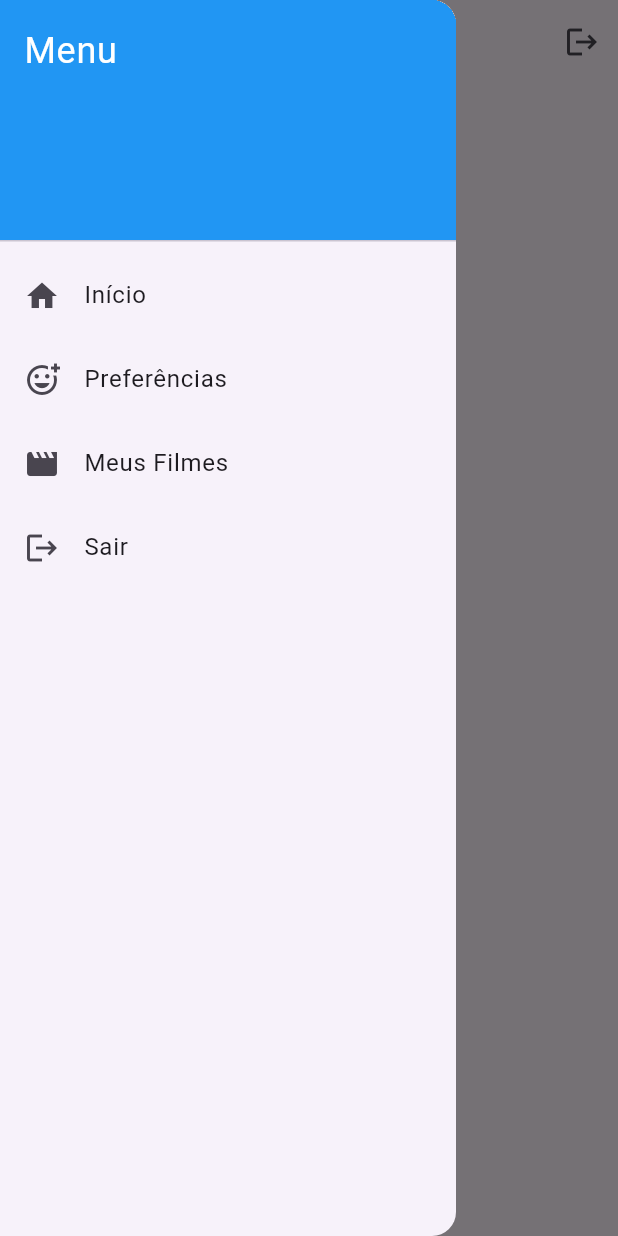
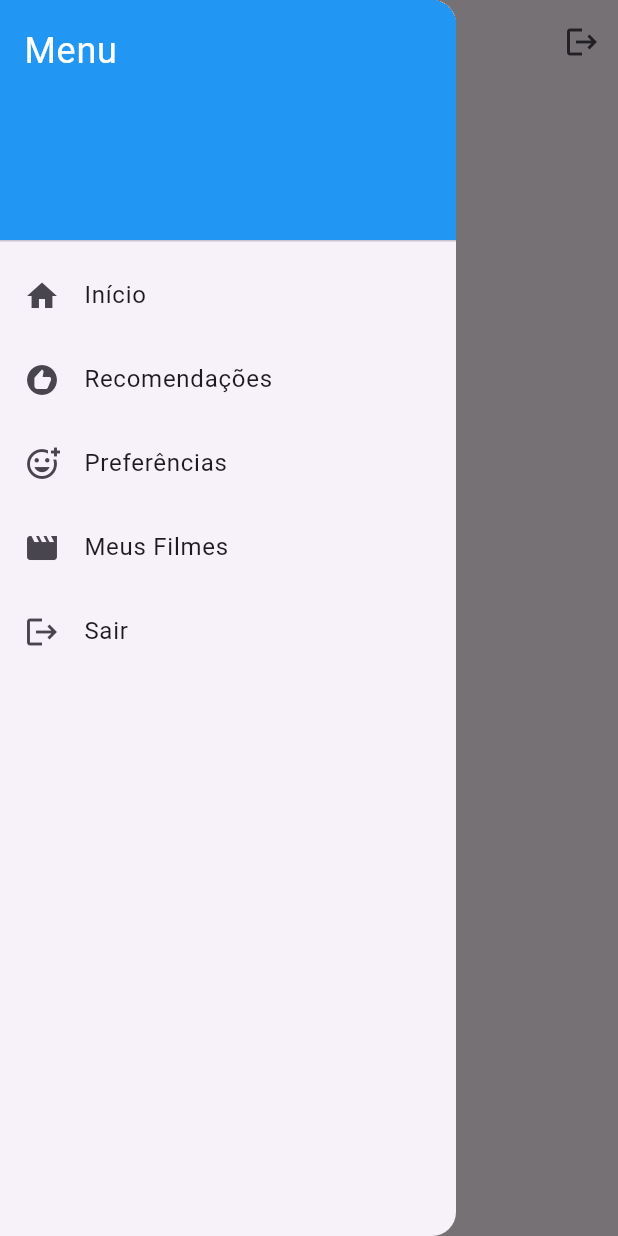
Before and after one commit to arthurhzm/movie_recommender, a Flutter app: the HomePage screen opened by its route, with the side drawer open, on a phone screen of 412 x 824 dp. Run offline on Flutter 3.47's test engine with Material 3 defaults, Android fonts, the phone set to English and light mode, and no system bars; our stand-ins replace cloud_firestore, firebase_auth, firebase_core, flutter_dotenv, google_generative_ai; missing offline and left inert: tmdb_api; accounts and stored records are empty; network calls fail.

Commit message:
FEAT: Add recommendations navigation to DrawerComponent and enhance genre name retrieval in TmdbProvider

```diff
--- a/movie_recommender/lib/components/drawer_component.dart
+++ b/movie_recommender/lib/components/drawer_component.dart
@@ -41,6 +41,13 @@ class _DrawerComponentState extends State<DrawerComponent> {
             },
           ),
           ListTile(
+            leading: const Icon(Icons.recommend),
+            title: const Text('Recomendações'),
+            onTap: () {
+              Navigator.pushNamed(context, '/recommendations');
+            },
+          ),
+          ListTile(
             leading: const Icon(Icons.add_reaction_outlined),
             title: const Text('Preferências'),
             onTap: () {
```
Also changed, not shown: movie_recommender/lib/providers/tmdb_provider.dart (+22 -5 lines).
